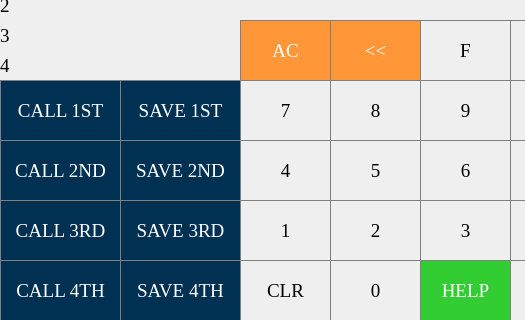
Old version of the form cw/interface.ui in the repository HyperChaos1337/Programming-Autumn-2023; both pictures show x 0 to 525 and y 100 to 420 of the 691 by 420 pixel window.
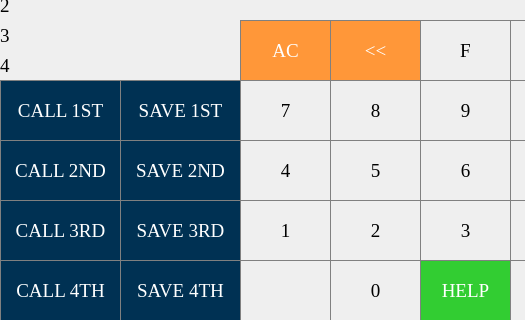
New version of the form.

Patch:
```diff
--- a/cw/interface.ui
+++ b/cw/interface.ui
@@ -1316,37 +1316,6 @@
     <string>4</string>
    </property>
   </widget>
-  <widget class="QPushButton" name="clearButton">
-   <property name="geometry">
-    <rect>
-     <x>240</x>
-     <y>360</y>
-     <width>91</width>
-     <height>61</height>
-    </rect>
-   </property>
-   <property name="font">
-    <font>
-     <family>Times New Roman</family>
-     <pointsize>14</pointsize>
-    </font>
-   </property>
-   <property name="cursor">
-    <cursorShape>PointingHandCursor</cursorShape>
-   </property>
-   <property name="styleSheet">
-    <string notr="true">QPushButton {
-   border: 1px solid gray;
-}
-QPushButton:pressed {
-    background-color: qlineargradient(x1: 0, y1: 0, x2: 0, y2: 1,
-                                      stop: 0 #dadbde, stop: 1 #f6f7fa);
-}</string>
-   </property>
-   <property name="text">
-    <string>CLR</string>
-   </property>
-  </widget>
  </widget>
  <resources/>
  <connections/>
```
